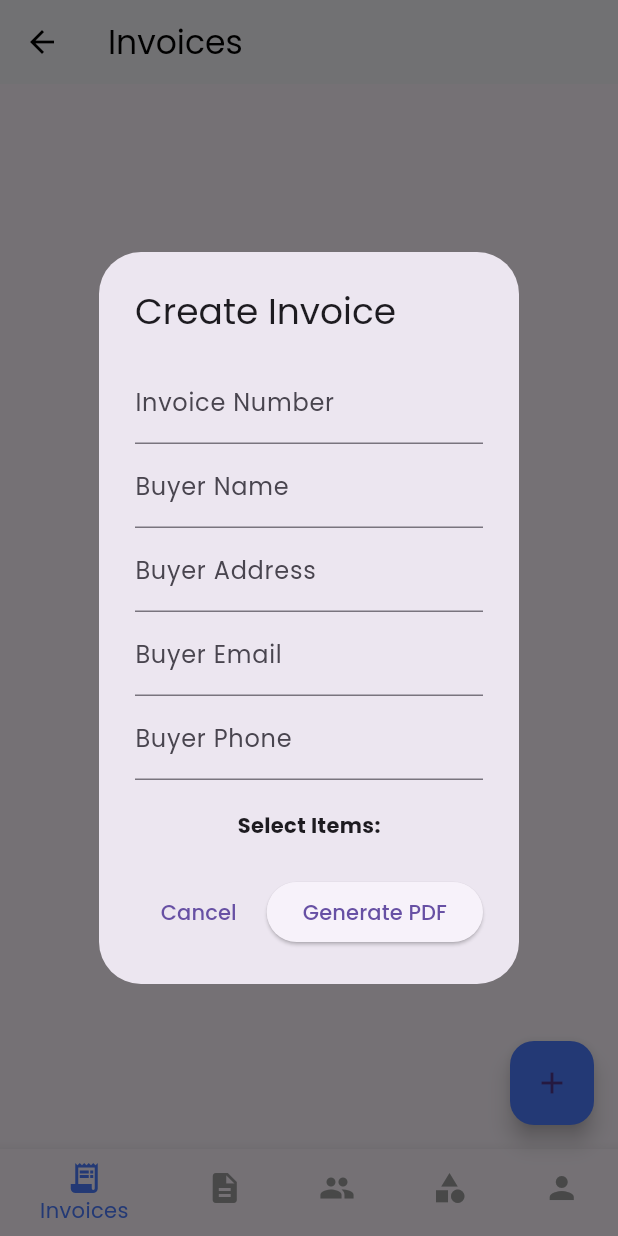
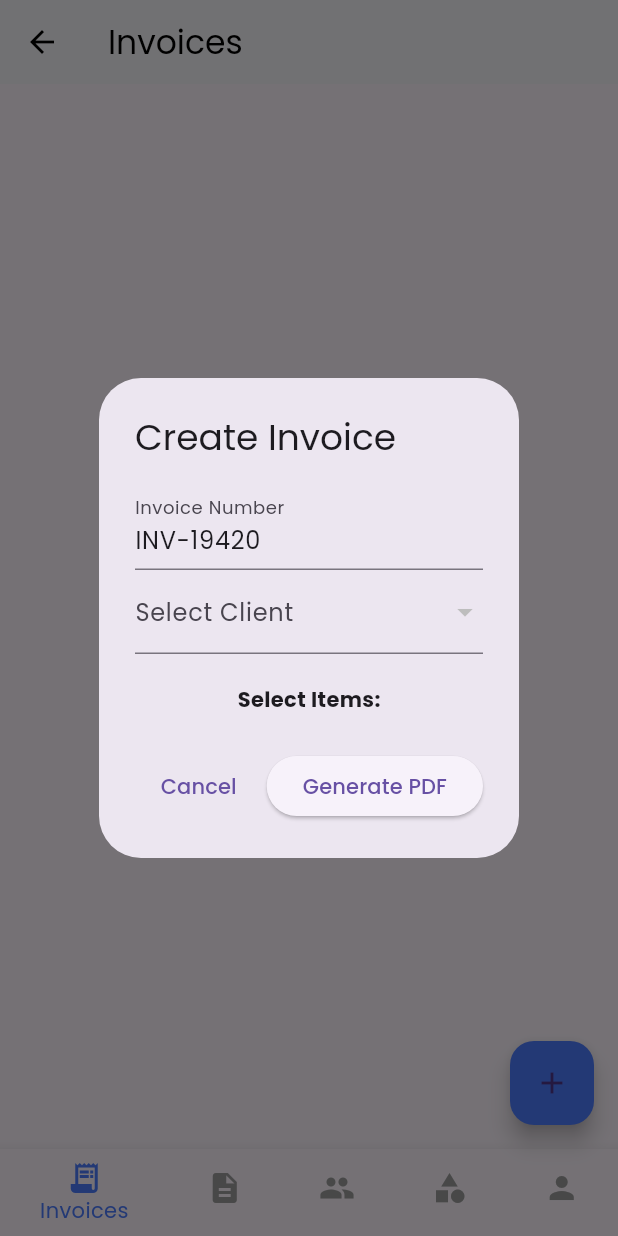
Before and after one commit to kavi17498/Billora_Invoice_App, a Flutter app: the UserDashboard screen opened by its route, after a tap on the "add" icon, on a phone screen of 412 x 824 dp. Run offline on Flutter 3.47's test engine with Material 3 defaults, Android fonts, the light colour scheme and no system bars; our stand-ins replace google_fonts, image_picker, lottie, pdf, share_plus, sqflite; missing offline and left inert: flutter_pdfview; accounts and stored records are empty.

Commit message:
client can select through dropdown

```diff
--- a/lib/screens/invoiceGen/dialogbox.dart
+++ b/lib/screens/invoiceGen/dialogbox.dart
@@ -1,17 +1,21 @@
 import 'package:flutter/material.dart';
 import 'package:invoiceapp/screens/invoiceGen/generatapdf.dart';
 import 'package:invoiceapp/services/item_service.dart';
+import 'package:invoiceapp/services/client_service.dart';
+import 'dart:math';
 
 Future<void> showInvoiceDialog(BuildContext parentContext) async {
   final _formKey = GlobalKey<FormState>();
 
-  String invoiceNumber = '';
+  String invoiceNumber = 'INV-${Random().nextInt(100000)}'; // Auto-generated
+  int? selectedClientId;
   String billto = '';
   String buyeraddress = '';
   String buyeremail = '';
   String buyerphone = '';
 
   List<Item> allItems = await ItemService.getAllItems();
+  List<Map<String, dynamic>> allClients = await ClientService.getAllClients();
   Map<Item, int> selectedItemsWithQuantity = {};
 
   await showDialog(
@@ -28,31 +32,34 @@ Future<void> showInvoiceDialog(BuildContext parentContext) async {
                   mainAxisSize: MainAxisSize.min,
                   children: [
                     TextFormField(
+                      initialValue: invoiceNumber,
                       decoration:
                           const InputDecoration(labelText: 'Invoice Number'),
-                      validator: (value) => value!.isEmpty ? 'Required' : null,
+                      readOnly: true,
                       onSaved: (value) => invoiceNumber = value!,
                     ),
-                    TextFormField(
+                    DropdownButtonFormField<int>(
                       decoration:
-                          const InputDecoration(labelText: 'Buyer Name'),
-                      validator: (value) => value!.isEmpty ? 'Required' : null,
-                      onSaved: (value) => billto = value!,
-                    ),
-                    TextFormField(
-                      decoration:
-                          const InputDecoration(labelText: 'Buyer Address'),
-                      onSaved: (value) => buyeraddress = value ?? '',
-                    ),
-                    TextFormField(
-                      decoration:
-                          const InputDecoration(labelText: 'Buyer Email'),
-                      onSaved: (value) => buyeremail = value ?? '',
-                    ),
-                    TextFormField(
-                      decoration:
-                          const InputDecoration(labelText: 'Buyer Phone'),
-                      onSaved: (value) => buyerphone = value ?? '',
+                          const InputDecoration(labelText: 'Select Client'),
+                      items: allClients.map((client) {
+                        return DropdownMenuItem<int>(
+                          value: client['id'],
+                          child: Text(client['name']),
+                        );
+                      }).toList(),
+                      onChanged: (clientId) async {
+                        setState(() {
+                          selectedClientId = clientId;
+                        });
+                        final selectedClient = allClients
+                            .firstWhere((client) => client['id'] == clientId);
+                        billto = selectedClient['name'];
+                        buyeremail = selectedClient['email'] ?? '';
+                        buyeraddress = selectedClient['address'] ?? '';
+                        buyerphone = selectedClient['phone'] ?? '';
+                      },
+                      validator: (value) =>
+                          value == null ? 'Please select a client' : null,
                     ),
                     const SizedBox(height: 20),
                     const Text("Select Items:",
```
